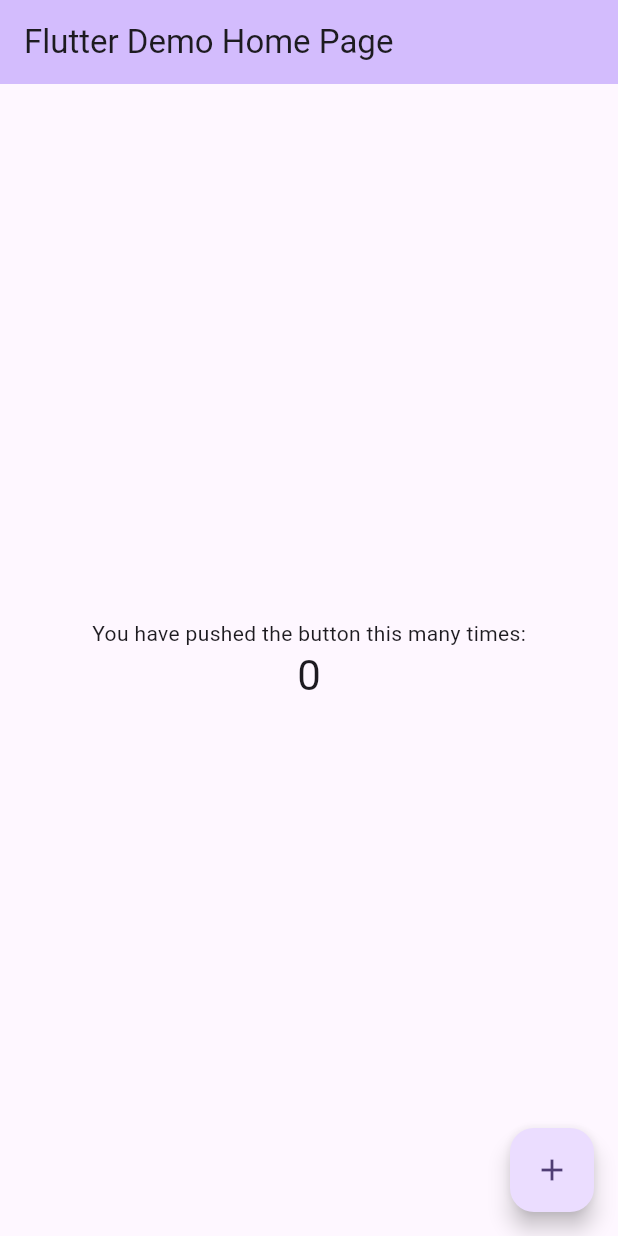
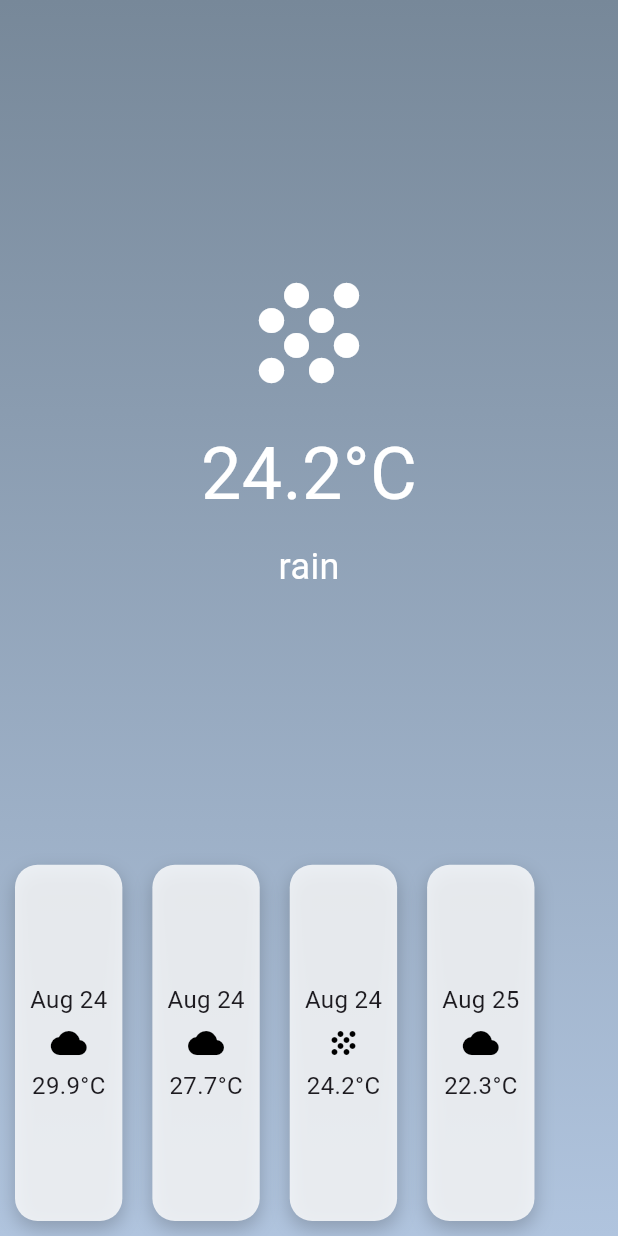
Before and after one commit to sunny-mahajan/weather_app, a Flutter app: the screen it shows after launch, on a phone screen of 412 x 824 dp. Run offline on Flutter 3.47's test engine with Material 3 defaults, Android fonts, the phone set to English and light mode, and no system bars; our stand-ins replace flutter_screenutil, get, hydrated_bloc.

Commit message:
changes for the UI

```diff
--- a/lib/main.dart
+++ b/lib/main.dart
@@ -1,125 +1,33 @@
-import 'package:flutter/material.dart';
+import "package:flutter/material.dart";
+import "package:hydrated_bloc/hydrated_bloc.dart";
+import "package:path_provider/path_provider.dart";
+import "package:flutter_screenutil/flutter_screenutil.dart"; // Import for ScreenUtilInit
+import "package:get/get.dart"; // Import for GetMaterialApp
+import "./ui/screens/home_screen.dart";
 
-void main() {
-  runApp(const MyApp());
+Future<void> main() async {
+  WidgetsFlutterBinding.ensureInitialized();
+  HydratedBloc.storage = await HydratedStorage.build(
+    storageDirectory: await getTemporaryDirectory(),
+  );
+  runApp(const WeatherApp());
 }
 
-class MyApp extends StatelessWidget {
-  const MyApp({super.key});
-
-  // This widget is the root of your application.
-  @override
-  Widget build(BuildContext context) {
-    return MaterialApp(
-      title: 'Flutter Demo',
-      theme: ThemeData(
-        // This is the theme of your application.
-        //
-        // TRY THIS: Try running your application with "flutter run". You'll see
-        // the application has a blue toolbar. Then, without quitting the app,
-        // try changing the seedColor in the colorScheme below to Colors.green
-        // and then invoke "hot reload" (save your changes or press the "hot
-        // reload" button in a Flutter-supported IDE, or press "r" if you used
-        // the command line to start the app).
-        //
-        // Notice that the counter didn't reset back to zero; the application
-        // state is not lost during the reload. To reset the state, use hot
-        // restart instead.
-        //
-        // This works for code too, not just values: Most code changes can be
-        // tested with just a hot reload.
-        colorScheme: ColorScheme.fromSeed(seedColor: Colors.deepPurple),
-        useMaterial3: true,
-      ),
-      home: const MyHomePage(title: 'Flutter Demo Home Page'),
-    );
-  }
-}
-
-class MyHomePage extends StatefulWidget {
-  const MyHomePage({super.key, required this.title});
-
-  // This widget is the home page of your application. It is stateful, meaning
-  // that it has a State object (defined below) that contains fields that affect
-  // how it looks.
-
-  // This class is the configuration for the state. It holds the values (in this
-  // case the title) provided by the parent (in this case the App widget) and
-  // used by the build method of the State. Fields in a Widget subclass are
-  // always marked "final".
-
-  final String title;
-
-  @override
-  State<MyHomePage> createState() => _MyHomePageState();
-}
-
-class _MyHomePageState extends State<MyHomePage> {
-  int _counter = 0;
-
-  void _incrementCounter() {
-    setState(() {
-      // This call to setState tells the Flutter framework that something has
-      // changed in this State, which causes it to rerun the build method below
-      // so that the display can reflect the updated values. If we changed
-      // _counter without calling setState(), then the build method would not be
-      // called again, and so nothing would appear to happen.
-      _counter++;
-    });
-  }
+class WeatherApp extends StatelessWidget {
+  const WeatherApp({super.key});
 
   @override
   Widget build(BuildContext context) {
-    // This method is rerun every time setState is called, for instance as done
-    // by the _incrementCounter method above.
-    //
-    // The Flutter framework has been optimized to make rerunning build methods
-    // fast, so that you can just rebuild anything that needs updating rather
-    // than having to individually change instances of widgets.
-    return Scaffold(
-      appBar: AppBar(
-        // TRY THIS: Try changing the color here to a specific color (to
-        // Colors.amber, perhaps?) and trigger a hot reload to see the AppBar
-        // change color while the other colors stay the same.
-        backgroundColor: Theme.of(context).colorScheme.inversePrimary,
-        // Here we take the value from the MyHomePage object that was created by
-        // the App.build method, and use it to set our appbar title.
-        title: Text(widget.title),
-      ),
-      body: Center(
-        // Center is a layout widget. It takes a single child and positions it
-        // in the middle of the parent.
-        child: Column(
-          // Column is also a layout widget. It takes a list of children and
-          // arranges them vertically. By default, it sizes itself to fit its
-          // children horizontally, and tries to be as tall as its parent.
-          //
-          // Column has various properties to control how it sizes itself and
-          // how it positions its children. Here we use mainAxisAlignment to
-          // center the children vertically; the main axis here is the vertical
-          // axis because Columns are vertical (the cross axis would be
-          // horizontal).
-          //
-          // TRY THIS: Invoke "debug painting" (choose the "Toggle Debug Paint"
-          // action in the IDE, or press "p" in the console), to see the
-          // wireframe for each widget.
-          mainAxisAlignment: MainAxisAlignment.center,
-          children: <Widget>[
-            const Text(
-              'You have pushed the button this many times:',
-            ),
-            Text(
-              '$_counter',
-              style: Theme.of(context).textTheme.headlineMedium,
-            ),
-          ],
-        ),
-      ),
-      floatingActionButton: FloatingActionButton(
-        onPressed: _incrementCounter,
-        tooltip: 'Increment',
-        child: const Icon(Icons.add),
-      ), // This trailing comma makes auto-formatting nicer for build methods.
-    );
+    return ScreenUtilInit(
+        designSize: const Size(412, 820), //Google pixel 4
+        minTextAdapt: true,
+        splitScreenMode: true,
+        builder: (context, child) {
+          return GetMaterialApp(
+              title: 'Weather App',
+              debugShowCheckedModeBanner: false,
+              theme: ThemeData(primarySwatch: Colors.blue),
+              home: const HomeScreen());
+        });
   }
 }
--- /dev/null
+++ b/lib/ui/screens/home_screen.dart
@@ -0,0 +1,249 @@
+import 'package:flutter/material.dart';
+import 'package:intl/intl.dart';
+
+class HomeScreen extends StatefulWidget {
+  const HomeScreen({super.key});
+
+  @override
+  State<HomeScreen> createState() => _HomeScreenState();
+}
+
+class _HomeScreenState extends State<HomeScreen> {
+  final List<Map<String, dynamic>> dummyWeatherData = [
+    {
+      "dt": 1724500800,
+      "main": {
+        "temp": 301.89,
+      },
+      "weather": [
+        {
+          "id": 800,
+          "main": "Clear",
+          "description": "clear sky",
+          "icon": "01d"
+        }
+      ],
+      "dt_txt": "2024-08-24 12:00:00"
+    },
+    {
+      "dt": 1724511600,
+      "main": {
+        "temp": 303.09,
+      },
+      "weather": [
+        {
+          "id": 801,
+          "main": "Clouds",
+          "description": "few clouds",
+          "icon": "02d"
+        }
+      ],
+      "dt_txt": "2024-08-24 15:00:00"
+    },
+    {
+      "dt": 1724522400,
+      "main": {
+        "temp": 300.81,
+      },
+      "weather": [
+        {
+          "id": 801,
+          "main": "Clouds",
+          "description": "few clouds",
+          "icon": "02n"
+        }
+      ],
+      "dt_txt": "2024-08-24 18:00:00"
+    },
+    {
+      "dt": 1724533200,
+      "main": {
+        "temp": 297.35,
+      },
+      "weather": [
+        {
+          "id": 800,
+          "main": "rain",
+          "description": "rain",
+          "icon": "01n"
+        }
+      ],
+      "dt_txt": "2024-08-24 21:00:00"
+    },
+    {
+      "dt": 1724544000,
+      "main": {
+        "temp": 295.46,
+      },
+      "weather": [
+        {
+          "id": 802,
+          "main": "Clouds",
+          "description": "scattered clouds",
+          "icon": "03n"
+        }
+      ],
+      "dt_txt": "2024-08-25 00:00:00"
+    },
+  ];
+
+  Gradient getBackgroundGradient(String description) {
+    switch (description.toLowerCase()) {
+      case 'clear sky':
+        return const LinearGradient(
+          colors: [Color(0xFF87CEFA), Color(0xFFB0E0E6)],
+          begin: Alignment.topCenter,
+          end: Alignment.bottomCenter,
+        );
+      case 'few clouds':
+        return const LinearGradient(
+          colors: [Color(0xFF87CEEB), Color(0xFFB0C4DE)],
+          begin: Alignment.topCenter,
+          end: Alignment.bottomCenter,
+        );
+      case 'scattered clouds':
+      case 'broken clouds':
+        return const LinearGradient(
+          colors: [Color(0xFF87CEEB), Color(0xFFB0E0E6)],
+          begin: Alignment.topCenter,
+          end: Alignment.bottomCenter,
+        );
+      case 'rain':
+        return const LinearGradient(
+          colors: [Color(0xFF778899), Color(0xFFB0C4DE)],
+          begin: Alignment.topCenter,
+          end: Alignment.bottomCenter,
+        );
+      case 'thunderstorm':
+        return const LinearGradient(
+          colors: [Color(0xFF4B0082), Color(0xFF483D8B)],
+          begin: Alignment.topCenter,
+          end: Alignment.bottomCenter,
+        );
+      default:
+        return const LinearGradient(
+          colors: [Color(0xFF87CEEB), Color(0xFFB0C4DE)],
+          begin: Alignment.topCenter,
+          end: Alignment.bottomCenter,
+        );
+    }
+  }
+
+  IconData getWeatherIcon(String description) {
+    switch (description.toLowerCase()) {
+      case 'clear sky':
+        return Icons.wb_sunny;
+      case 'few clouds':
+      case 'scattered clouds':
+      case 'broken clouds':
+        return Icons.cloud;
+      case 'rain':
+        return Icons.grain;
+      case 'thunderstorm':
+        return Icons.bolt;
+      default:
+        return Icons.cloud_queue;
+    }
+  }
+
+  @override
+  Widget build(BuildContext context) {
+    final currentWeather = dummyWeatherData[3];
+    final nextFourDays = dummyWeatherData.sublist(1, 5);
+    print(dummyWeatherData);
+    print(currentWeather);
+    print(currentWeather['weather']);
+    return Scaffold(
+      body: Container(
+        decoration: BoxDecoration(
+          gradient: getBackgroundGradient(currentWeather['weather'][0]['description']),
+        ),
+        child: Column(
+          children: [
+            // Current Weather Section
+            Expanded(
+              flex: 55,
+              child: Center(
+                child: Column(
+                  mainAxisAlignment: MainAxisAlignment.center,
+                  children: [
+                    Icon(
+                      getWeatherIcon(currentWeather['weather'][0]['description']),
+                      size: 100,
+                      color: Colors.white,
+                    ),
+                    const SizedBox(height: 10),
+                    Text(
+                      '${(currentWeather['main']['temp'] - 273.15).toStringAsFixed(1)}°C',
+                      style: const TextStyle(
+                        fontSize: 48,
+                        color: Colors.white,
+                      ),
+                    ),
+                    const SizedBox(height: 10),
+                    Text(
+                      currentWeather['weather'][0]['description'],
+                      style: const TextStyle(
+                        fontSize: 24,
+                        color: Colors.white,
+                      ),
+                    ),
+                  ],
+                ),
+              ),
+            ),
+            // Forecast Section
+            Expanded(
+              flex: 25,
+              child: ListView.builder(
+                padding: const EdgeInsets.symmetric(vertical: 10),
+                scrollDirection: Axis.horizontal,
+                itemCount: nextFourDays.length,
+                itemBuilder: (context, index) {
+                  final weather = nextFourDays[index];
+                  return Container(
+                    margin: const EdgeInsets.symmetric(horizontal: 10),
+                    padding: const EdgeInsets.all(10),
+                    decoration: BoxDecoration(
+                      color: Colors.white.withOpacity(0.8),
+                      borderRadius: BorderRadius.circular(15),
+                      boxShadow: [
+                        BoxShadow(
+                          color: Colors.black.withOpacity(0.2),
+                          offset: const Offset(0, 5),
+                          blurRadius: 10,
+                        ),
+                      ],
+                    ),
+                    child: Column(
+                      mainAxisAlignment: MainAxisAlignment.center,
+                      children: [
+                        Text(
+                          DateFormat('MMM d').format(
+                            DateTime.fromMillisecondsSinceEpoch(
+                                weather['dt'] * 1000),
+                          ),
+                          style: const TextStyle(fontSize: 16),
+                        ),
+                        const SizedBox(height: 5),
+                        Icon(
+                          getWeatherIcon(weather['weather'][0]['description']),
+                          color: Colors.black,
+                        ),
+                        const SizedBox(height: 5),
+                        Text(
+                          '${(weather['main']['temp'] - 273.15).toStringAsFixed(1)}°C',
+                          style: const TextStyle(fontSize: 16),
+                        ),
+                      ],
+                    ),
+                  );
+                },
+              ),
+            ),
+          ],
+        ),
+      ),
+    );
+  }
+}
```
Also changed, not shown: pubspec.yaml (+12 -0 lines), pubspec.lock, 3 other files.
